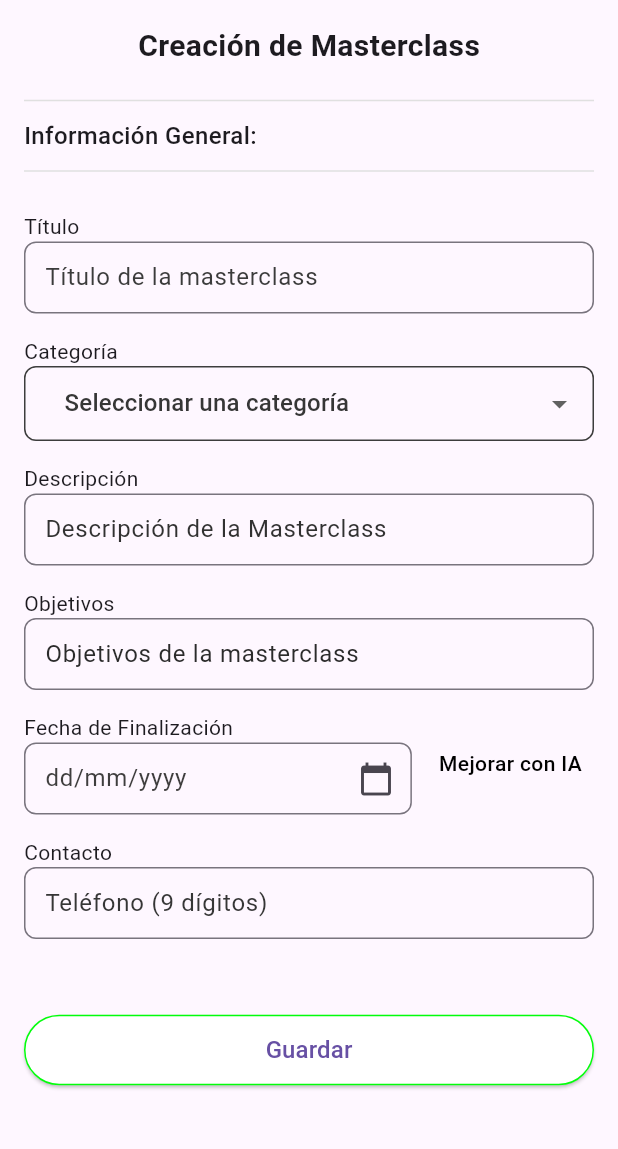
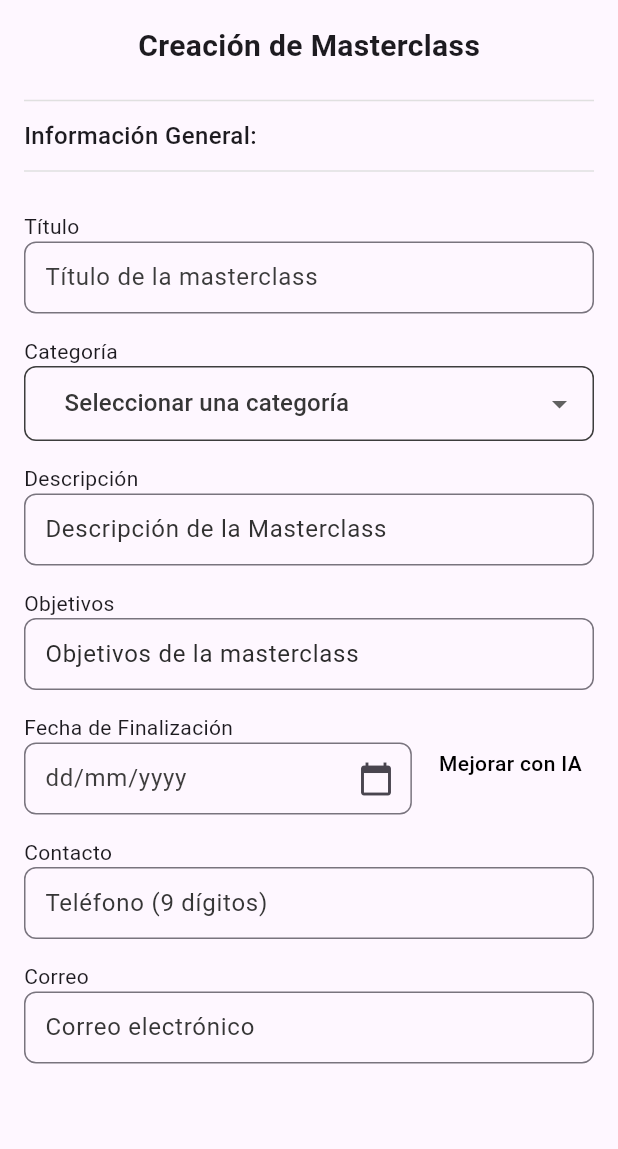
Before and after one commit to abel-utp/CONEXION_BD_FLUTTER, a Flutter app: the MasterclassCreationScreen screen opened directly, on a phone screen of 412 x 824 dp, the part 84-1233 px from its top. Run offline on Flutter 3.47's test engine with Material 3 defaults, Android fonts, the phone set to English and light mode, and no system bars; drawn by our look-alikes of dropdown_button2.

Commit message:
correo
agregar campo correo electronico valido

```diff
--- a/lib/masterclass_1.dart
+++ b/lib/masterclass_1.dart
@@ -330,6 +330,26 @@ class _MasterclassCreationScreenState extends State<MasterclassCreationScreen> {
                   });
                 },
               ),
+
+              const SizedBox(height: 15),
+              const Text('Correo'),
+              TextField(
+                keyboardType: TextInputType.emailAddress,
+                decoration: InputDecoration(
+                  hintText: 'Correo electrónico',
+                  hintStyle: TextStyle(
+                    color: const Color.fromARGB(255, 54, 54, 54),
+                  ),
+                  border: OutlineInputBorder(
+                    borderRadius: BorderRadius.circular(8),
+                  ),
+                  contentPadding: EdgeInsets.symmetric(
+                    horizontal: 10,
+                    vertical: 10,
+                  ),
+                ),
+              ),
+
               const SizedBox(height: 50),
               Container(
                 width: double.infinity,
```
